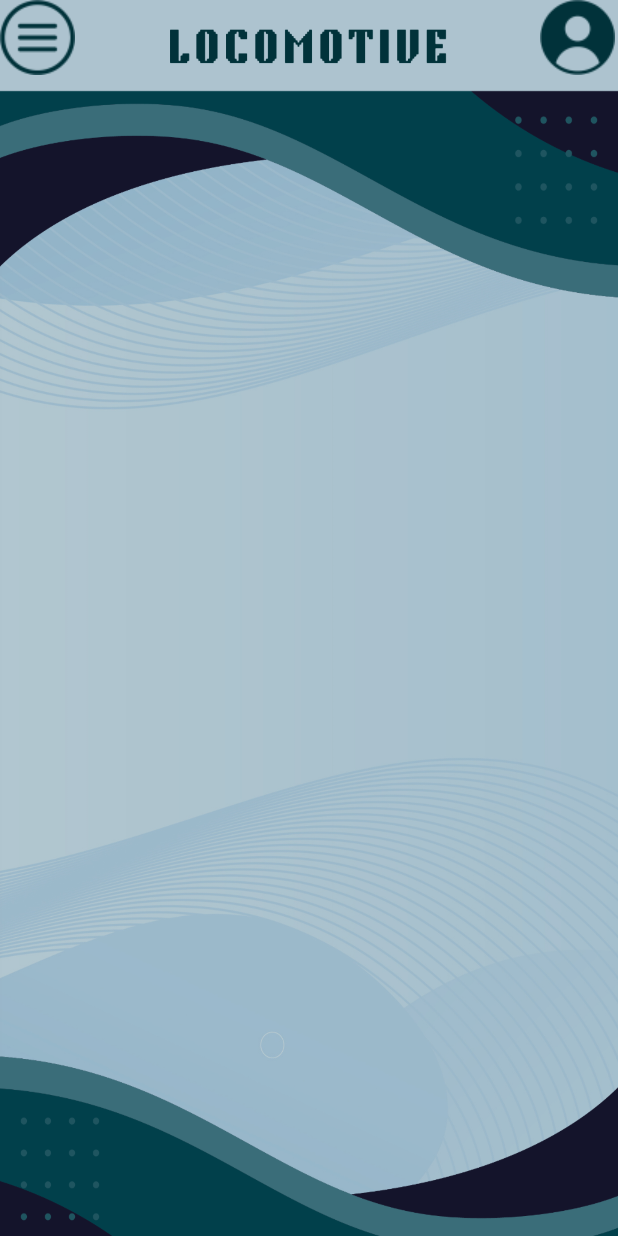
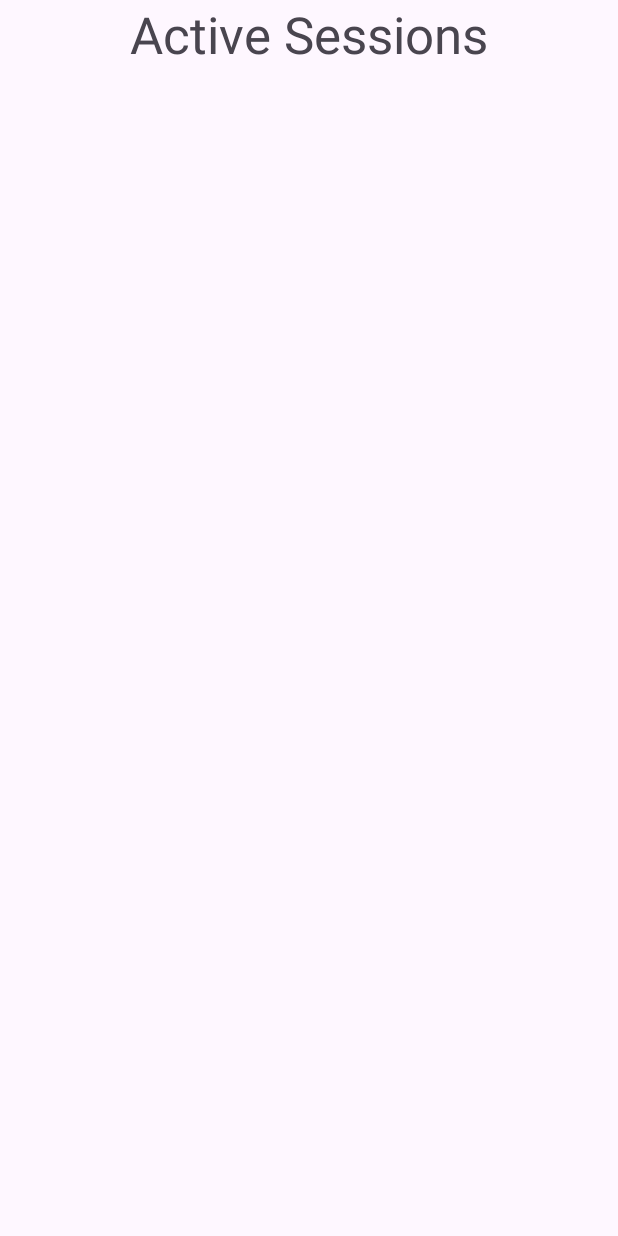
Before and after one commit to ds454/android-frontend, an Android app: the HomeActivity screen opened directly, with no data from a screen before it, in the side drawer, after a tap on "Auth", on a phone screen of 412 x 824 dp. Run offline under Robolectric (Android 15) with nearby library versions, the phone set to English and light mode, and no system bars; libraries missing offline, so code that uses them is left out: ds454.locomotive.generated; 1 statement that could not run was skipped.

Commit message:
done for night

```diff
--- a/app/build.gradle.kts
+++ b/app/build.gradle.kts
@@ -65,6 +65,7 @@ protobuf {
 
 dependencies {
     implementation(libs.appcompat)
+    implementation(libs.fragment)
     implementation(libs.material)
     implementation(libs.activity)
     implementation(libs.flexbox)
--- a/app/src/main/AndroidManifest.xml
+++ b/app/src/main/AndroidManifest.xml
@@ -38,6 +38,10 @@
             android:exported="false" />
 
         <activity
+            android:name=".activities.AuthActivity"
+            android:exported="false" />
+
+        <activity
             android:name=".LandingActivity"
             android:exported="true">
             <intent-filter>
--- a/app/src/main/java/com/example/locomotive/HomeActivity.java
+++ b/app/src/main/java/com/example/locomotive/HomeActivity.java
@@ -11,6 +11,8 @@ import android.view.View;
 import android.widget.ImageButton;
 import androidx.core.view.GravityCompat;
 import androidx.drawerlayout.widget.DrawerLayout;
+
+import com.example.locomotive.activities.AuthActivity;
 import com.google.android.material.navigation.NavigationView;
 
 /*
@@ -76,7 +78,7 @@ public class HomeActivity extends AppCompatActivity implements View.OnClickListe
                 startActivity(new Intent(HomeActivity.this, ProfileActivity.class));
             }
             else if (picked == R.id.dropDownAuth) {
-
+                startActivity(new Intent(HomeActivity.this, AuthActivity.class));
             }
 
             //close drawer
--- /dev/null
+++ b/app/src/main/java/com/example/locomotive/activities/AuthActivity.java
@@ -0,0 +1,15 @@
+package com.example.locomotive.activities;
+
+import android.os.Bundle;
+
+import androidx.appcompat.app.AppCompatActivity;
+
+import com.example.locomotive.R;
+
+public class AuthActivity extends AppCompatActivity {
+    @Override
+    protected void onCreate(Bundle savedInstanceState) {
+        super.onCreate(savedInstanceState);
+        setContentView(R.layout.activity_auth);
+    }
+}
--- a/app/src/main/java/com/example/locomotive/fragments/AuthFragment.java
+++ b/app/src/main/java/com/example/locomotive/fragments/AuthFragment.java
@@ -1,66 +1,77 @@
 package com.example.locomotive.fragments;
+
+import ds454.locomotive.generated.grpc.Session;
 
 import android.os.Bundle;
 
+import androidx.annotation.NonNull;
 import androidx.fragment.app.Fragment;
+import androidx.recyclerview.widget.LinearLayoutManager;
+import androidx.recyclerview.widget.RecyclerView;
 
+import android.os.Handler;
+import android.os.Looper;
 import android.view.LayoutInflater;
 import android.view.View;
 import android.view.ViewGroup;
 
 import com.example.locomotive.R;
+import com.example.locomotive.adapter.AuthSessionAdapter;
+
+import java.util.ArrayList;
+import java.util.List;
 
 /**
  * A simple {@link Fragment} subclass.
  * Use the {@link AuthFragment#newInstance} factory method to
  * create an instance of this fragment.
  */
-public class AuthFragment extends Fragment {
+public class AuthFragment extends Fragment implements AuthSessionAdapter.AuthSessionLogoutHandler {
 
-    // TODO: Rename parameter arguments, choose names that match
-    // the fragment initialization parameters, e.g. ARG_ITEM_NUMBER
-    private static final String ARG_PARAM1 = "param1";
-    private static final String ARG_PARAM2 = "param2";
+    private final List<Session> sessions = new ArrayList<>();
+    private AuthSessionAdapter adapter;
 
-    // TODO: Rename and change types of parameters
-    private String mParam1;
-    private String mParam2;
+    private final Handler main = new Handler(Looper.getMainLooper());
 
-    public AuthFragment() {
-        // Required empty public constructor
-    }
+    public AuthFragment() {}
 
     /**
      * Use this factory method to create a new instance of
      * this fragment using the provided parameters.
      *
-     * @param param1 Parameter 1.
-     * @param param2 Parameter 2.
      * @return A new instance of fragment AuthFragment.
      */
     // TODO: Rename and change types and number of parameters
-    public static AuthFragment newInstance(String param1, String param2) {
-        AuthFragment fragment = new AuthFragment();
-        Bundle args = new Bundle();
-        args.putString(ARG_PARAM1, param1);
-        args.putString(ARG_PARAM2, param2);
-        fragment.setArguments(args);
-        return fragment;
+    public static AuthFragment newInstance() {
+        return new AuthFragment();
     }
 
     @Override
     public void onCreate(Bundle savedInstanceState) {
         super.onCreate(savedInstanceState);
-        if (getArguments() != null) {
-            mParam1 = getArguments().getString(ARG_PARAM1);
-            mParam2 = getArguments().getString(ARG_PARAM2);
-        }
     }
 
     @Override
-    public View onCreateView(LayoutInflater inflater, ViewGroup container,
+    public View onCreateView(LayoutInflater inflater,
+                             ViewGroup container,
                              Bundle savedInstanceState) {
         // Inflate the layout for this fragment
         return inflater.inflate(R.layout.fragment_auth, container, false);
     }
+
+    @Override
+    public void onViewCreated(View view, Bundle savedInstanceState) {
+        super.onViewCreated(view, savedInstanceState);
+
+        RecyclerView rv = view.findViewById(R.id.auth_sessions_container);
+        rv.setLayoutManager(new LinearLayoutManager(requireContext()));
+
+        this.adapter = new AuthSessionAdapter(sessions, this);
+        rv.setAdapter(adapter);
+    }
+
+    @Override
+    public void handleLogout(Session session) {
+
+    }
 }
--- /dev/null
+++ b/app/src/main/res/layout/activity_auth.xml
@@ -0,0 +1,16 @@
+<?xml version="1.0" encoding="utf-8"?>
+<androidx.constraintlayout.widget.ConstraintLayout xmlns:android="http://schemas.android.com/apk/res/android"
+    xmlns:app="http://schemas.android.com/apk/res-auto"
+    android:layout_width="match_parent"
+    android:layout_height="match_parent">
+
+    <androidx.fragment.app.FragmentContainerView
+        android:id="@+id/fragmentContainerView"
+        android:name="com.example.locomotive.fragments.AuthFragment"
+        android:layout_width="0dp"
+        android:layout_height="0dp"
+        app:layout_constraintBottom_toBottomOf="parent"
+        app:layout_constraintEnd_toEndOf="parent"
+        app:layout_constraintStart_toStartOf="parent"
+        app:layout_constraintTop_toTopOf="parent" />
+</androidx.constraintlayout.widget.ConstraintLayout>
--- a/gradle/libs.versions.toml
+++ b/gradle/libs.versions.toml
@@ -11,6 +11,7 @@ activity = "1.13.0"
 constraintlayout = "2.2.1"
 protobufJavalite = "4.36.2"
 recyclerview = "1.4.0"
+fragment = "1.9.1"
 
 [libraries]
 flexbox = { module = "com.google.android.flexbox:flexbox", version.ref = "flexbox" }
@@ -26,6 +27,7 @@ activity = { group = "androidx.activity", name = "activity", version.ref = "acti
 constraintlayout = { group = "androidx.constraintlayout", name = "constraintlayout", version.ref = "constraintlayout" }
 protobuf-javalite = { module = "com.google.protobuf:protobuf-javalite", version.ref = "protobufJavalite" }
 recyclerview = { group = "androidx.recyclerview", name = "recyclerview", version.ref = "recyclerview" }
+fragment = { group = "androidx.fragment", name = "fragment", version.ref = "fragment" }
 
 [plugins]
 android-application = { id = "com.android.application", version.ref = "agp" }
```
